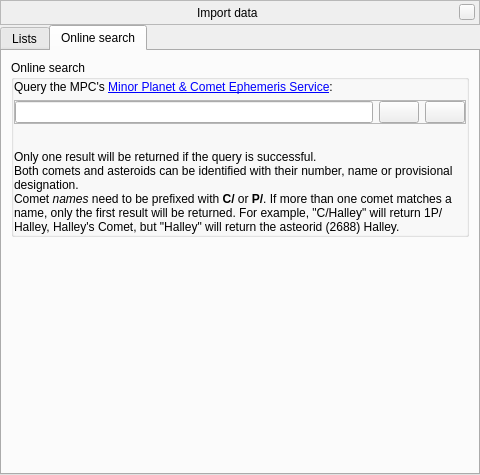
Qt form plugins/SolarSystemEditor/src/gui/mpcImportWindow.ui (519984307/stellarium_src) before a commit.
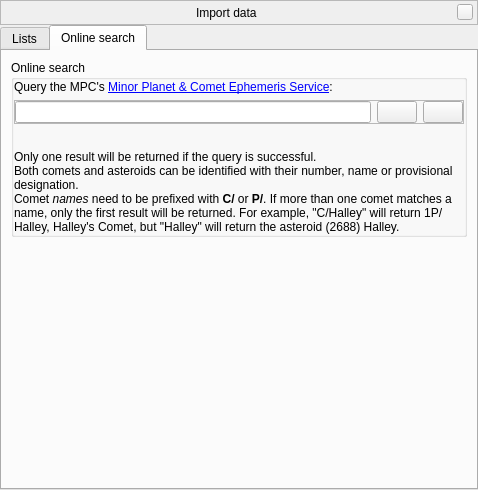
The same form after that commit. The open tabs and pages were chosen to show the change. Icons and pictures are not drawn. Custom widgets are drawn as their Qt base class.

Commit message: fix misprint (asteorid -> asteroid)

The edit to the form file:
```diff
--- a/plugins/SolarSystemEditor/src/gui/mpcImportWindow.ui
+++ b/plugins/SolarSystemEditor/src/gui/mpcImportWindow.ui
@@ -7,8 +7,8 @@
    <rect>
     <x>0</x>
     <y>0</y>
-    <width>480</width>
-    <height>475</height>
+    <width>478</width>
+    <height>490</height>
    </rect>
   </property>
   <layout class="QVBoxLayout" name="verticalLayout_2">
@@ -422,7 +422,7 @@
               <item>
                <widget class="QLabel" name="labelQueryInstructions">
                 <property name="text">
-                 <string>Only one result will be returned if the query is successful.&lt;br&gt;Both comets and asteroids can be identified with their number, name or provisional designation.&lt;br&gt;Comet &lt;i&gt;names&lt;/i&gt; need to be prefixed with &lt;b&gt;C/&lt;/b&gt; or &lt;b&gt;P/&lt;/b&gt;. If more than one comet matches a name, only the first result will be returned. For example, &quot;C/Halley&quot; will return 1P/Halley, Halley's Comet, but &quot;Halley&quot; will return the asteorid (2688) Halley.</string>
+                 <string>Only one result will be returned if the query is successful.&lt;br&gt;Both comets and asteroids can be identified with their number, name or provisional designation.&lt;br&gt;Comet &lt;i&gt;names&lt;/i&gt; need to be prefixed with &lt;b&gt;C/&lt;/b&gt; or &lt;b&gt;P/&lt;/b&gt;. If more than one comet matches a name, only the first result will be returned. For example, &quot;C/Halley&quot; will return 1P/Halley, Halley's Comet, but &quot;Halley&quot; will return the asteroid (2688) Halley.</string>
                 </property>
                 <property name="wordWrap">
                  <bool>true</bool>
```
Left out of the diff: 3 changed lines with no effect on the pictures.
